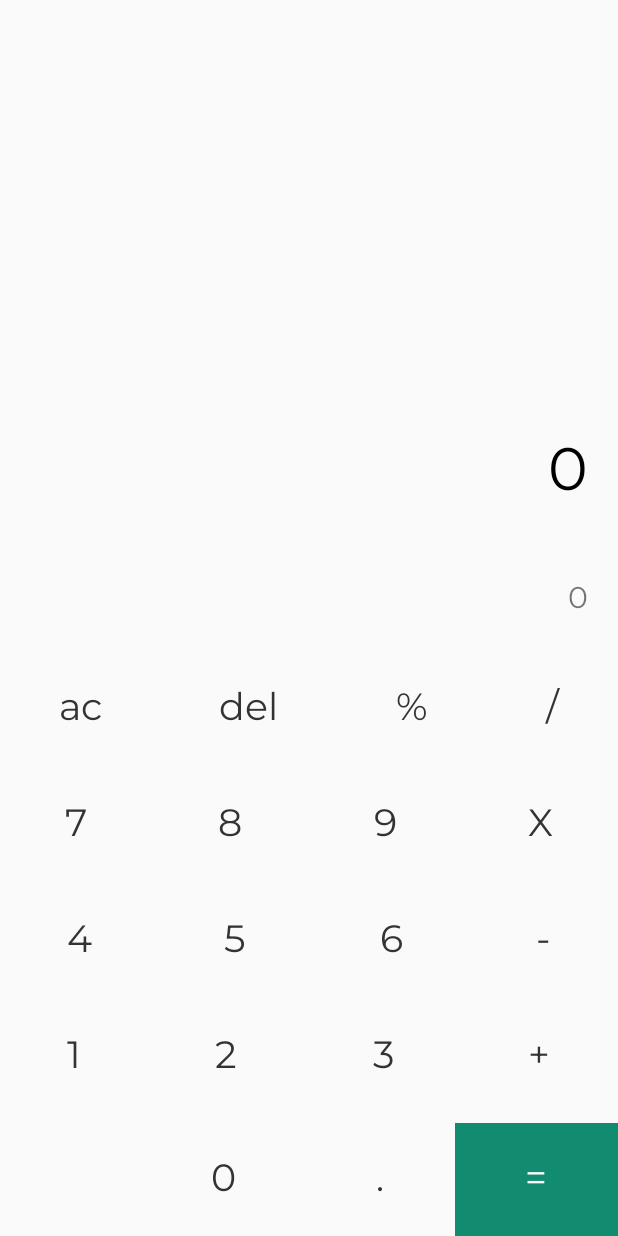
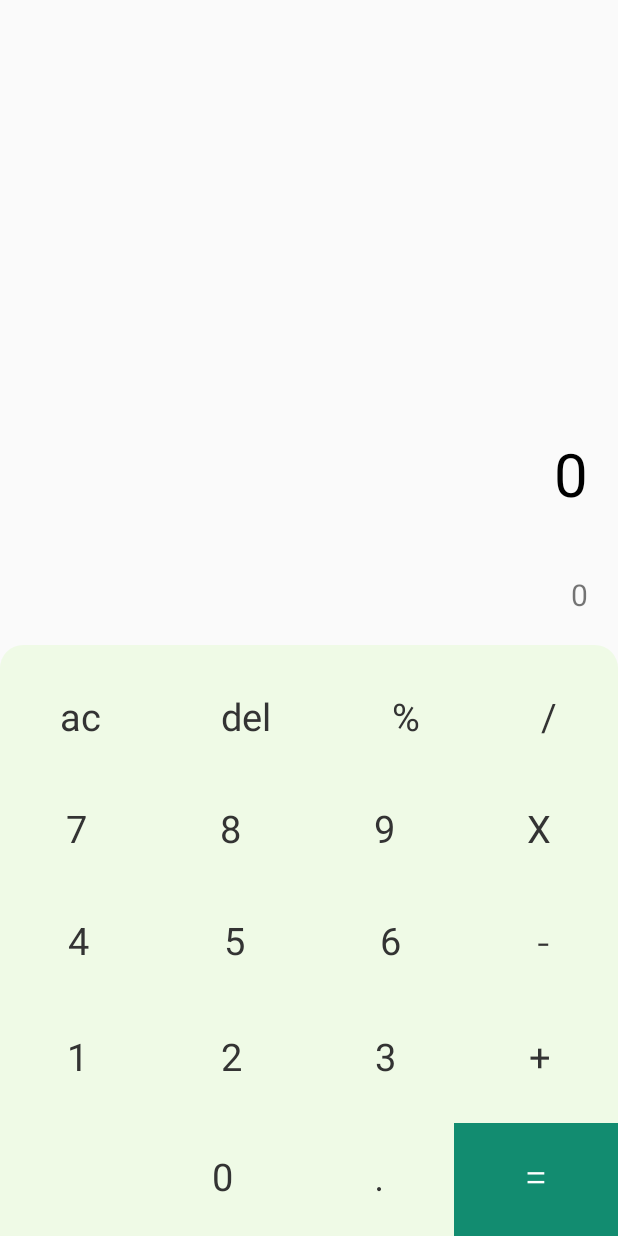
Before and after one commit to whatshide/whatshide-chat-app, an Android app: the screen it shows after launch (MainActivity), on a phone screen of 412 x 824 dp. Run offline under Robolectric (Android 15) with nearby library versions, the phone set to English and light mode, and no system bars; our stand-ins replace Firebase (no records; nobody signed in at launch, a user with empty details on screens opened directly); Roboto replaces fonts that are not available here.

Commit message:
update v1.1.2 --calculater layout updated--fixed some bugs--

```diff
--- a/app/src/main/java/com/whatshide/android/SearchActivity.java
+++ b/app/src/main/java/com/whatshide/android/SearchActivity.java
@@ -101,7 +101,6 @@ public class SearchActivity extends AppCompatActivity implements UserListener {
 
     private void getIntentData() {
         forwardChats = (List<Chat>) getIntent().getSerializableExtra("forward_chats");
-        Log.d("size of forwards chats", "getIntentData:" + forwardChats.size());
         if(forwardChats == null){
             MODE = Constants.MODE_SEARCH;
         }else{
--- /dev/null
+++ b/app/src/main/res/drawable/calc_bg.xml
@@ -0,0 +1,9 @@
+<?xml version="1.0" encoding="utf-8"?>
+<shape xmlns:android="http://schemas.android.com/apk/res/android"
+    android:shape="rectangle">
+    <solid
+        android:color="@color/colorLightGreenBg"/>
+    <corners
+        android:topRightRadius="15dp"
+        android:topLeftRadius="15dp"/>
+</shape>
--- /dev/null
+++ b/app/src/main/res/drawable/chat_bg.xml
@@ -0,0 +1,6 @@
+<?xml version="1.0" encoding="utf-8"?>
+<selector xmlns:android="http://schemas.android.com/apk/res/android">
+    <item android:drawable="@color/colorCream" android:state_pressed="true"/>
+    <item android:drawable="@color/colorMessageHighlight" android:state_selected="true"/>
+    <item android:drawable="@color/colorWhite" android:state_focused="true"/>
+</selector>
--- a/app/src/main/res/layout/activity_main.xml
+++ b/app/src/main/res/layout/activity_main.xml
@@ -20,7 +20,6 @@
             android:text="0"
             android:textColor="@android:color/black"
             android:textSize="40dp"
-            android:fontFamily="@font/montserrat"
             android:textAlignment="textEnd"
             android:padding="20dp"
             android:id="@+id/answer"/>
@@ -30,7 +29,6 @@
             android:text="0"
             android:textSize="20dp"
             android:id="@+id/input"
-            android:fontFamily="@font/montserrat"
             android:textAlignment="textEnd"
             android:padding="20dp"/>
 
@@ -40,6 +38,8 @@
         android:layout_height="wrap_content"
         android:layout_alignParentBottom="true"
         android:id="@+id/buttonPanel"
+        android:paddingTop="10dp"
+        android:background="@drawable/calc_bg"
         android:orientation="vertical">
         <LinearLayout
             android:layout_width="match_parent"
@@ -52,7 +52,6 @@
                 android:layout_height="wrap_content"
                 android:layout_weight="1"
                 android:background="?attr/selectableItemBackground"
-                android:fontFamily="@font/montserrat"
                 android:text="ac"
                 android:paddingTop="20dp"
                 android:paddingBottom="20dp"
@@ -63,7 +62,6 @@
                 android:layout_width="wrap_content"
                 android:layout_height="wrap_content"
                 android:layout_weight="1"
-                android:fontFamily="@font/montserrat"
                 android:background="?attr/selectableItemBackground"
                 android:paddingTop="20dp"
                 android:paddingBottom="20dp"
@@ -77,7 +75,6 @@
                 android:layout_width="wrap_content"
                 android:layout_height="wrap_content"
                 android:layout_weight="1"
-                android:fontFamily="@font/montserrat"
                 android:background="?attr/selectableItemBackground"
                 android:paddingTop="20dp"
                 android:paddingBottom="20dp"
@@ -90,7 +87,6 @@
                 android:id="@+id/btn_perc"
                 android:layout_width="wrap_content"
                 android:layout_height="wrap_content"
-                android:fontFamily="@font/montserrat"
                 android:layout_weight="1"
                 android:background="?attr/selectableItemBackground"
                 android:paddingTop="20dp"
@@ -110,7 +106,6 @@
                 android:layout_width="wrap_content"
                 android:layout_height="wrap_content"
                 android:layout_weight="1"
-                android:fontFamily="@font/montserrat"
                 android:background="?attr/selectableItemBackground"
                 android:text="7"
                 android:textColor="#333"
@@ -127,7 +122,6 @@
                 android:paddingTop="20dp"
                 android:paddingBottom="20dp"
                 android:textAlignment="center"
-                android:fontFamily="@font/montserrat"
                 android:background="?attr/selectableItemBackground"
                 android:text="8"
                 android:textColor="#333"
@@ -141,7 +135,6 @@
                 android:textAlignment="center"
                 android:layout_height="wrap_content"
                 android:layout_weight="1"
-                android:fontFamily="@font/montserrat"
                 android:background="?attr/selectableItemBackground"
                 android:text="9"
                 android:textColor="#333"
@@ -155,7 +148,6 @@
                 android:layout_width="wrap_content"
                 android:layout_height="wrap_content"
                 android:layout_weight="1"
-                android:fontFamily="@font/montserrat"
                 android:background="?attr/selectableItemBackground"
                 android:text="X"
                 android:textColor="#333"
@@ -174,7 +166,6 @@
                 android:paddingTop="20dp"
                 android:paddingBottom="20dp"
                 android:textAlignment="center"
-                android:fontFamily="@font/montserrat"
                 android:background="?attr/selectableItemBackground"
                 android:text="4"
                 android:textColor="#333"
@@ -189,7 +180,6 @@
                 android:paddingBottom="20dp"
                 android:textAlignment="center"
                 android:background="?attr/selectableItemBackground"
-                android:fontFamily="@font/montserrat"
                 android:text="5"
                 android:textColor="#333"
                 android:textSize="25sp"
@@ -198,7 +188,6 @@
                 android:id="@+id/btn_6"
                 android:layout_width="wrap_content"
                 android:layout_height="wrap_content"
-                android:fontFamily="@font/montserrat"
                 android:layout_weight="1"
                 android:background="?attr/selectableItemBackground"
                 android:paddingTop="20dp"
@@ -235,7 +224,6 @@
                 android:layout_width="wrap_content"
                 android:layout_height="wrap_content"
                 android:layout_weight="1"
-                android:fontFamily="@font/montserrat"
                 android:background="?attr/selectableItemBackground"
                 android:text="1"
                 android:textColor="#333"
@@ -247,7 +235,6 @@
                 android:layout_height="wrap_content"
                 android:layout_weight="1"
                 android:background="?attr/selectableItemBackground"
-                android:fontFamily="@font/montserrat"
                 android:minHeight="80dp"
                 android:text="2"
                 android:paddingTop="20dp"
@@ -262,7 +249,6 @@
                 android:layout_height="wrap_content"
                 android:layout_weight="1"
                 android:background="?attr/selectableItemBackground"
-                android:fontFamily="@font/montserrat"
                 android:minHeight="80dp"
                 android:text="3"
                 android:paddingTop="20dp"
@@ -279,7 +265,6 @@
                 android:paddingTop="20dp"
                 android:paddingBottom="20dp"
                 android:textAlignment="center"
-                android:fontFamily="@font/montserrat"
                 android:background="?attr/selectableItemBackground"
                 android:minHeight="80dp"
                 android:text="+"
@@ -310,7 +295,6 @@
                 android:layout_height="wrap_content"
                 android:layout_weight="1"
                 android:background="?attr/selectableItemBackground"
-                android:fontFamily="@font/montserrat"
                 android:text="0"
                 android:paddingTop="20dp"
                 android:paddingBottom="20dp"
--- a/app/src/main/res/layout/activity_user_profile.xml
+++ b/app/src/main/res/layout/activity_user_profile.xml
@@ -24,7 +24,7 @@
             <ImageView
                 android:layout_width="match_parent"
                 android:layout_height="300dp"
-                android:src="@drawable/random_profile"
+                android:src="@android:color/white"
                 android:id="@+id/profile"
                 />
             <View
@@ -34,7 +34,7 @@
             <TextView
                 android:layout_width="wrap_content"
                 android:layout_height="wrap_content"
-                android:text="name"
+                android:text=""
                 android:textColor="@color/colorWhite"
                 android:textStyle="bold"
                 android:id="@+id/name"
@@ -61,7 +61,7 @@
                 <TextView
                     android:layout_width="wrap_content"
                     android:layout_height="wrap_content"
-                    android:text="Encryption"
+                    android:text="End-To-End Encrypted"
                     android:textColor="@android:color/black"
                     android:layout_gravity="center_vertical"
                     />
--- a/app/src/main/res/layout/left_chat.xml
+++ b/app/src/main/res/layout/left_chat.xml
@@ -2,6 +2,7 @@
 <RelativeLayout xmlns:android="http://schemas.android.com/apk/res/android"
     android:layout_width="match_parent"
     android:paddingStart="20dp"
+    android:background="@drawable/chat_bg"
     android:layout_height="match_parent">
    <LinearLayout
        android:layout_width="wrap_content"
--- a/app/src/main/res/layout/left_image_chat_layout.xml
+++ b/app/src/main/res/layout/left_image_chat_layout.xml
@@ -3,6 +3,7 @@
     android:layout_width="match_parent"
     android:layout_height="match_parent"
     android:paddingStart="20dp"
+    android:background="@drawable/chat_bg"
     xmlns:app="http://schemas.android.com/apk/res-tools"
     xmlns:app1="http://schemas.android.com/apk/res-auto">
     <LinearLayout
--- a/app/src/main/res/layout/right_chat.xml
+++ b/app/src/main/res/layout/right_chat.xml
@@ -2,6 +2,7 @@
 <RelativeLayout xmlns:android="http://schemas.android.com/apk/res/android"
     android:layout_width="match_parent"
     android:paddingEnd="30dp"
+    android:background="@drawable/chat_bg"
     android:layout_height="match_parent">
 
     <LinearLayout
--- a/app/src/main/res/layout/right_image_chat_layout.xml
+++ b/app/src/main/res/layout/right_image_chat_layout.xml
@@ -3,6 +3,7 @@
     android:layout_width="match_parent"
     android:layout_height="match_parent"
     android:paddingEnd="30dp"
+    android:background="@drawable/chat_bg"
     xmlns:app="http://schemas.android.com/apk/res-auto">
     <LinearLayout
         android:layout_width="wrap_content"
--- a/app/src/main/res/values/colors.xml
+++ b/app/src/main/res/values/colors.xml
@@ -7,6 +7,7 @@
     <color name="colorWhite">#FFFFFF</color>
     <color name="colorLightGreen">#E9FFD8</color>
     <color name="colorCream">#ECE5DD</color>
-    <color name="colorMessageHighlight">#7A03A9F4</color>
+    <color name="colorMessageHighlight">#3703A9F4</color>
+    <color name="colorLightGreenBg">#146FFF00</color>
 
 </resources>
```
Also changed, not shown: app/src/main/java/com/whatshide/android/ChatActivity.java (+5 -22 lines), app/src/main/java/com/whatshide/android/adapters/ChatAdapter.java (+7 -5 lines), app/src/main/res/drawable/ic_delete.xml (added, +9 -0 lines), app/src/main/res/layout/activity_profile.xml (+11 -10 lines).
